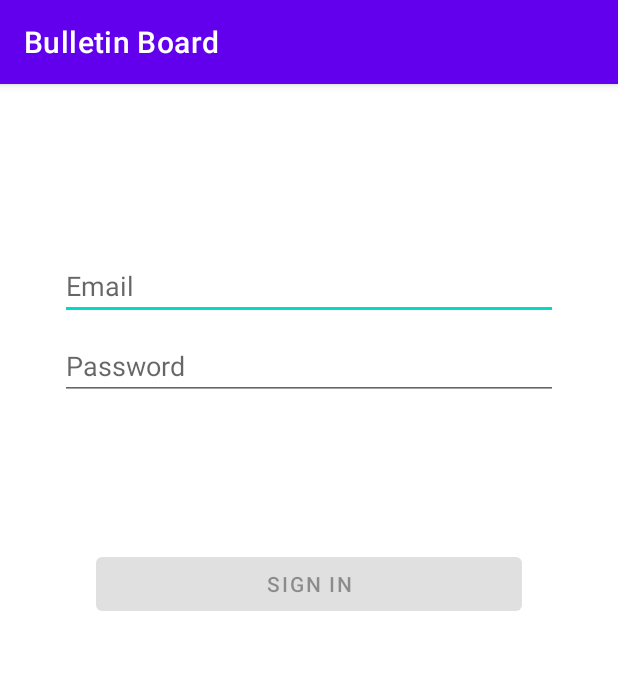
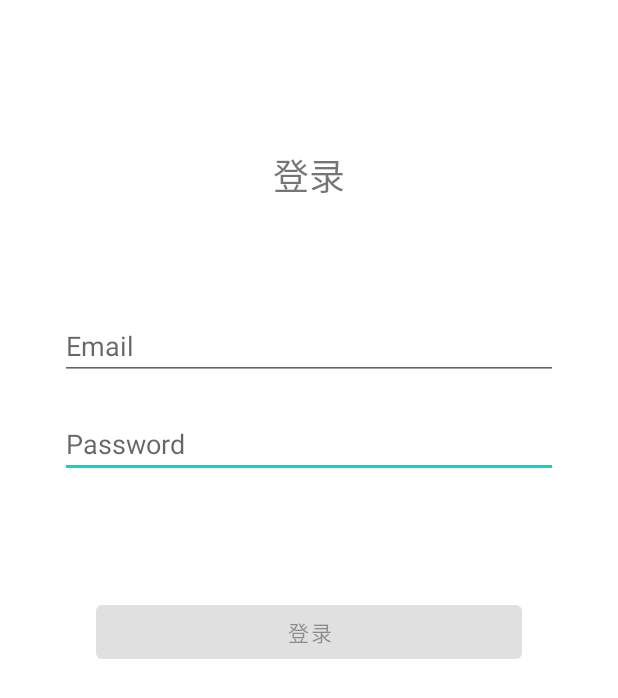
Before and after one commit to qiumuyang/techtrainingcamp-client-2, an Android app: the LoginActivity screen opened directly, with no data from a screen before it, on a phone screen of 412 x 824 dp. Shown: the top 698 px of the screen. Run offline under Robolectric (Android 15) with nearby library versions, the phone set to English and light mode, and no system bars.

Commit message:
modify UI

```diff
--- a/app/src/main/java/com/example/bulletinboard/BulletinActivity.java
+++ b/app/src/main/java/com/example/bulletinboard/BulletinActivity.java
@@ -3,6 +3,7 @@ package com.example.bulletinboard;
 import android.content.res.AssetManager;
 import android.os.Bundle;
 
+import androidx.appcompat.app.ActionBar;
 import androidx.appcompat.app.AppCompatActivity;
 import androidx.recyclerview.widget.DividerItemDecoration;
 import androidx.recyclerview.widget.LinearLayoutManager;
@@ -24,6 +25,11 @@ public class BulletinActivity extends AppCompatActivity {
         super.onCreate(savedInstanceState);
         setContentView(R.layout.activity_bulletin);
 
+        ActionBar actionBar = getSupportActionBar();
+        if (actionBar != null) {
+            //actionBar.hide();
+        }
+
         AssetManager am = getAssets();
         ParseMeta metaParser = new ParseMeta(am);
         List<Bulletin> bulletins = metaParser.parse(META_PATH);
--- a/app/src/main/java/com/example/bulletinboard/LoginActivity.java
+++ b/app/src/main/java/com/example/bulletinboard/LoginActivity.java
@@ -9,6 +9,7 @@ import android.widget.Button;
 import android.widget.EditText;
 import android.widget.Toast;
 
+import androidx.appcompat.app.ActionBar;
 import androidx.appcompat.app.AppCompatActivity;
 
 import com.example.bulletinboard.json.LoginResponse;
@@ -45,6 +46,11 @@ public class LoginActivity extends AppCompatActivity {
     protected void onCreate(Bundle savedInstanceState) {
         super.onCreate(savedInstanceState);
         setContentView(R.layout.activity_login);
+
+        ActionBar actionBar = getSupportActionBar();
+        if (actionBar != null) {
+            actionBar.hide();
+        }
 
         Intent intent = getIntent();
         article_id = intent.getStringExtra("article_id");
--- a/app/src/main/java/com/example/bulletinboard/MainActivity.java
+++ b/app/src/main/java/com/example/bulletinboard/MainActivity.java
@@ -4,6 +4,8 @@ import android.content.Intent;
 import android.os.Bundle;
 
 import androidx.appcompat.app.AppCompatActivity;
+
+import com.example.bulletinboard.util.User;
 
 public class MainActivity extends AppCompatActivity {
 
--- a/app/src/main/res/layout/activity_login.xml
+++ b/app/src/main/res/layout/activity_login.xml
@@ -11,25 +11,11 @@
     android:paddingBottom="@dimen/activity_vertical_margin">
 
     <EditText
-        android:id="@+id/username"
-        android:layout_width="0dp"
-        android:layout_height="wrap_content"
-        android:layout_marginStart="24dp"
-        android:layout_marginTop="96dp"
-        android:layout_marginEnd="24dp"
-        android:hint="@string/prompt_email"
-        android:inputType="textEmailAddress"
-        android:selectAllOnFocus="true"
-        app:layout_constraintEnd_toEndOf="parent"
-        app:layout_constraintStart_toStartOf="parent"
-        app:layout_constraintTop_toTopOf="parent" />
-
-    <EditText
         android:id="@+id/password"
         android:layout_width="0dp"
         android:layout_height="wrap_content"
         android:layout_marginStart="24dp"
-        android:layout_marginTop="8dp"
+        android:layout_marginTop="20dp"
         android:layout_marginEnd="24dp"
         android:hint="@string/prompt_password"
         android:imeActionLabel="@string/action_sign_in_short"
@@ -37,8 +23,24 @@
         android:inputType="textPassword"
         android:selectAllOnFocus="true"
         app:layout_constraintEnd_toEndOf="parent"
+        app:layout_constraintHorizontal_bias="1.0"
         app:layout_constraintStart_toStartOf="parent"
         app:layout_constraintTop_toBottomOf="@+id/username" />
+
+    <EditText
+        android:id="@+id/username"
+        android:layout_width="0dp"
+        android:layout_height="wrap_content"
+        android:layout_marginStart="24dp"
+        android:layout_marginTop="192dp"
+        android:layout_marginEnd="24dp"
+        android:hint="@string/prompt_email"
+        android:inputType="textEmailAddress"
+        android:selectAllOnFocus="true"
+        app:layout_constraintEnd_toEndOf="parent"
+        app:layout_constraintHorizontal_bias="1.0"
+        app:layout_constraintStart_toStartOf="parent"
+        app:layout_constraintTop_toTopOf="parent" />
 
     <Button
         android:id="@+id/login"
@@ -49,11 +51,24 @@
         android:layout_marginTop="16dp"
         android:layout_marginEnd="48dp"
         android:layout_marginBottom="64dp"
-        android:text="@string/action_sign_in_short"
+        android:text="@string/action_sign_in_chn"
         app:layout_constraintBottom_toBottomOf="parent"
         app:layout_constraintEnd_toEndOf="parent"
+        app:layout_constraintHorizontal_bias="1.0"
         app:layout_constraintStart_toStartOf="parent"
         app:layout_constraintTop_toBottomOf="@+id/password"
-        app:layout_constraintVertical_bias="0.2" />
+        app:layout_constraintVertical_bias="0.174" />
+
+    <TextView
+        android:id="@+id/textView"
+        android:layout_width="match_parent"
+        android:layout_height="wrap_content"
+        android:text="@string/action_sign_in_chn"
+        android:textAlignment="center"
+        android:textSize="24sp"
+        app:layout_constraintBottom_toTopOf="@+id/username"
+        app:layout_constraintTop_toTopOf="parent"
+        app:layout_constraintVertical_bias="0.529"
+        tools:layout_editor_absoluteX="16dp" />
 
 </androidx.constraintlayout.widget.ConstraintLayout>
--- a/app/src/main/res/values/strings.xml
+++ b/app/src/main/res/values/strings.xml
@@ -1,10 +1,11 @@
 <resources>
-    <string name="app_name">Bulletin Board</string>
+    <string name="app_name">公告板</string>
     <string name="title_activity_login">LoginActivity</string>
     <string name="prompt_email">Email</string>
     <string name="prompt_password">Password</string>
     <string name="action_sign_in">Sign in or register</string>
     <string name="action_sign_in_short">Sign in</string>
+    <string name="action_sign_in_chn">登录</string>
     <string name="welcome">"Welcome !"</string>
     <string name="invalid_username">Not a valid username</string>
     <string name="invalid_password">Password must be >5 characters</string>
```
Also changed, not shown: app/src/main/java/com/example/bulletinboard/ArticleActivity.java (+18 -0 lines).
